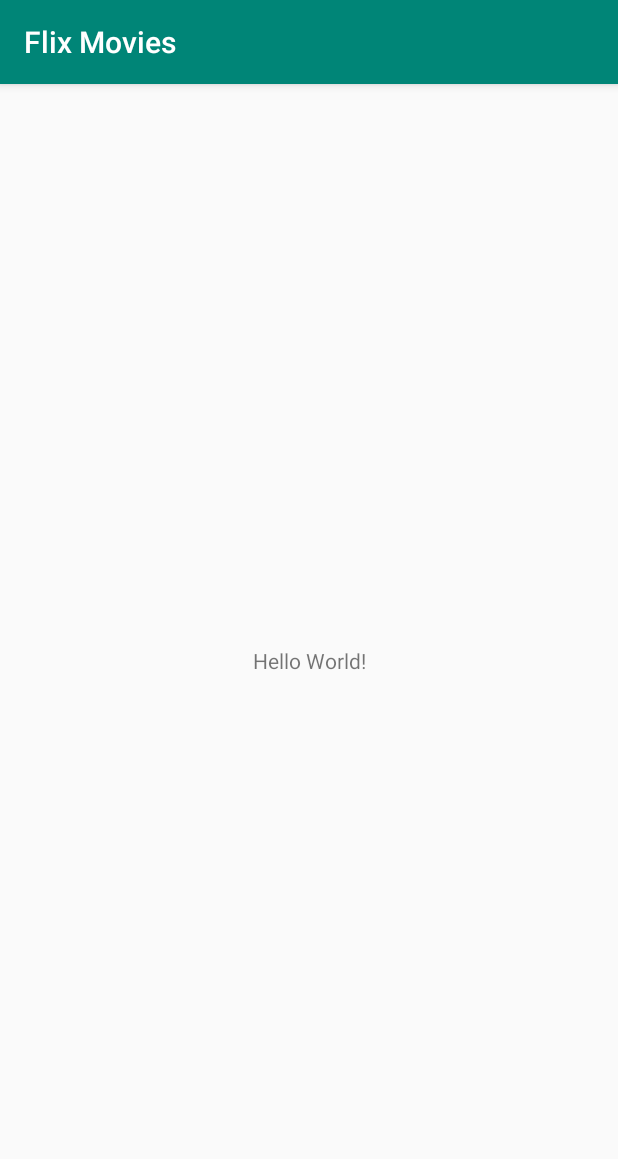
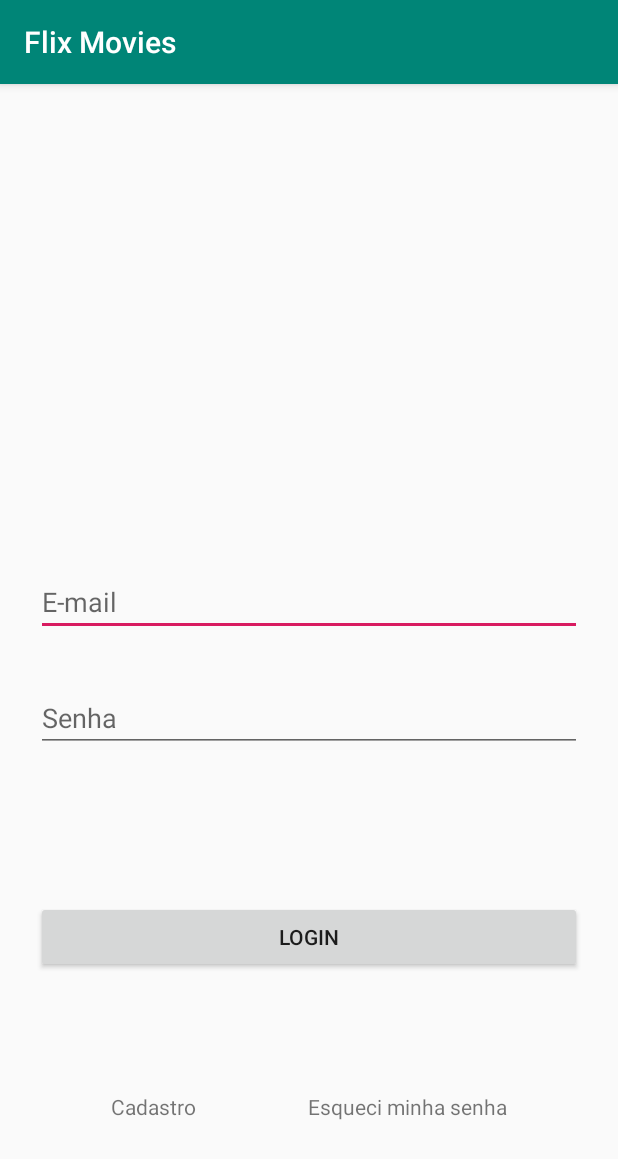
Before and after one commit to vandoPinto/android-movies, an Android app: the screen it shows after launch (LoginActivity), on a phone screen of 412 x 824 dp. Shown: the top 1159 px of the screen. Run offline under Robolectric (Android 15) with nearby library versions, the phone set to English and light mode, and no system bars; our stand-ins replace data binding.

Commit message:
first commit desenv

```diff
--- a/app/src/main/AndroidManifest.xml
+++ b/app/src/main/AndroidManifest.xml
@@ -13,6 +13,7 @@
         <activity android:name=".view.activity.LoginActivity">
             <intent-filter>
                 <action android:name="android.intent.action.MAIN" />
+                <action android:name="android.intent.action.VIEW" />
 
                 <category android:name="android.intent.category.LAUNCHER" />
             </intent-filter>
--- /dev/null
+++ b/app/src/main/java/br/com/moviestart/flixmovies/view/fragment/LoginFragment.kt
@@ -0,0 +1,48 @@
+package br.com.moviestart.flixmovies.view.fragment
+
+import androidx.lifecycle.ViewModelProviders
+import android.os.Bundle
+import androidx.fragment.app.Fragment
+import android.view.LayoutInflater
+import android.view.View
+import android.view.ViewGroup
+import androidx.navigation.fragment.findNavController
+import br.com.moviestart.flixmovies.R
+import br.com.moviestart.flixmovies.databinding.FragmentLoginBinding
+import br.com.moviestart.flixmovies.viewmodel.LoginViewModel
+
+class LoginFragment : Fragment() {
+
+//    companion object {
+//        fun newInstance() = LoginFragment()
+//    }
+
+//    private lateinit var viewModel: LoginViewModel
+
+    private lateinit var binding: FragmentLoginBinding
+
+    private val viewModel: LoginViewModel by lazy {
+        ViewModelProviders.of(this@LoginFragment).get(LoginViewModel::class.java)
+    }
+
+    override fun onCreateView(
+        inflater: LayoutInflater, container: ViewGroup?,
+        savedInstanceState: Bundle?
+    ): View? {
+        binding = FragmentLoginBinding.inflate(inflater, container,false)
+        binding.fragment = this
+        binding.viewmodel = viewModel
+        binding.lifecycleOwner = this
+
+        return binding.root
+    }
+
+    fun forgot() {
+        findNavController().navigate(R.id.action_loginFragment_to_redefinirSenhaFragment)
+    }
+
+    fun register() {
+        findNavController().navigate(R.id.action_loginFragment_to_cadastroFragment)
+    }
+
+}
--- /dev/null
+++ b/app/src/main/java/br/com/moviestart/flixmovies/viewmodel/LoginViewModel.kt
@@ -0,0 +1,24 @@
+package br.com.moviestart.flixmovies.viewmodel
+
+import android.app.Application
+import androidx.lifecycle.AndroidViewModel
+import androidx.lifecycle.MutableLiveData
+import androidx.lifecycle.ViewModel
+import br.com.moviestart.flixmovies.domain.User
+
+class LoginViewModel(val app: Application) : AndroidViewModel(app) {
+    private val interactor = LoginInteractor(app.applicationContext)
+
+    val password = MutableLiveData<String>()
+    val email = MutableLiveData<String>()
+    val result = MutableLiveData<AppResult<User>>()
+
+    fun login() {
+        //TODO: VALIDATE (NULL) EMAIL AND PASSWORD
+
+        interactor.login(email.value!!, password.value!!) {
+            result.value = it
+        }
+
+    }
+}
--- a/app/src/main/res/layout/activity_login.xml
+++ b/app/src/main/res/layout/activity_login.xml
@@ -6,13 +6,16 @@
     android:layout_height="match_parent"
     tools:context=".view.activity.LoginActivity">
 
-    <TextView
-        android:layout_width="wrap_content"
-        android:layout_height="wrap_content"
-        android:text="Hello World!"
+    <fragment
+        android:id="@+id/loginNavigationFragment"
+        android:name="androidx.navigation.fragment.NavHostFragment"
+        android:layout_width="0dp"
+        android:layout_height="0dp"
+        app:defaultNavHost="true"
         app:layout_constraintBottom_toBottomOf="parent"
-        app:layout_constraintLeft_toLeftOf="parent"
-        app:layout_constraintRight_toRightOf="parent"
-        app:layout_constraintTop_toTopOf="parent" />
+        app:layout_constraintEnd_toEndOf="parent"
+        app:layout_constraintStart_toStartOf="parent"
+        app:layout_constraintTop_toTopOf="parent"
+        app:navGraph="@navigation/login" />
 
 </androidx.constraintlayout.widget.ConstraintLayout>
--- /dev/null
+++ b/app/src/main/res/layout/fragment_login.xml
@@ -0,0 +1,122 @@
+<?xml version="1.0" encoding="utf-8"?>
+<layout xmlns:android="http://schemas.android.com/apk/res/android"
+    xmlns:app="http://schemas.android.com/apk/res-auto"
+    xmlns:tools="http://schemas.android.com/tools">
+
+    <data>
+
+        <variable
+            name="fragment"
+            type="br.com.moviestart.flixmovies.view.fragment.LoginFragment" />
+
+        <variable
+            name="viewmodel"
+            type="br.com.moviestart.flixmovies.viewmodel.LoginViewModel" />
+
+    </data>
+
+<androidx.constraintlayout.widget.ConstraintLayout
+    android:id="@+id/frameLayout"
+    android:layout_width="match_parent"
+    android:layout_height="match_parent"
+    tools:context=".view.fragment.LoginFragment">
+
+
+    <Button
+        android:id="@+id/button"
+        android:layout_width="0dp"
+        android:layout_height="wrap_content"
+        android:layout_marginStart="24dp"
+        android:layout_marginEnd="24dp"
+        android:text="LOGIN"
+        app:layout_constraintBottom_toTopOf="@+id/guideline3"
+        app:layout_constraintEnd_toEndOf="parent"
+        app:layout_constraintHorizontal_bias="0.0"
+        app:layout_constraintStart_toStartOf="parent"
+        app:layout_constraintTop_toBottomOf="@+id/editText2" />
+
+    <EditText
+        android:id="@+id/editText"
+        android:layout_width="0dp"
+        android:layout_height="wrap_content"
+        android:layout_marginStart="24dp"
+        android:layout_marginEnd="24dp"
+        android:layout_marginBottom="16dp"
+        android:ems="10"
+        android:hint="E-mail"
+        android:inputType="textEmailAddress"
+        app:layout_constraintBottom_toTopOf="@+id/guideline4"
+        app:layout_constraintEnd_toEndOf="parent"
+        app:layout_constraintStart_toStartOf="parent" />
+
+    <EditText
+        android:id="@+id/editText2"
+        android:layout_width="0dp"
+        android:layout_height="wrap_content"
+        android:layout_marginStart="24dp"
+        android:layout_marginTop="16dp"
+        android:layout_marginEnd="24dp"
+        android:ems="10"
+        android:hint="Senha"
+        android:inputType="textPassword"
+        app:layout_constraintEnd_toEndOf="parent"
+        app:layout_constraintHorizontal_bias="0.0"
+        app:layout_constraintStart_toStartOf="parent"
+        app:layout_constraintTop_toTopOf="@+id/guideline4" />
+
+    <TextView
+        android:id="@+id/textView2"
+        android:layout_width="wrap_content"
+        android:layout_height="wrap_content"
+        android:text="Cadastro"
+        app:layout_constraintBottom_toTopOf="@+id/guideline3"
+        app:layout_constraintEnd_toStartOf="@+id/tvForgot"
+        app:layout_constraintHorizontal_bias="0.5"
+        app:layout_constraintStart_toStartOf="parent"
+        android:onClick="@{()->fragment.register()}"/>
+
+    <TextView
+        android:id="@+id/tvForgot"
+        android:layout_width="wrap_content"
+        android:layout_height="wrap_content"
+        android:text="Esqueci minha senha"
+        app:layout_constraintBottom_toTopOf="@+id/guideline3"
+        app:layout_constraintEnd_toEndOf="parent"
+        app:layout_constraintHorizontal_bias="0.5"
+        app:layout_constraintStart_toEndOf="@+id/textView2"
+        android:onClick="@{()->fragment.forgot()}"/>
+
+    <ImageView
+        android:id="@+id/imageView"
+        android:layout_width="wrap_content"
+        android:layout_height="wrap_content"
+        app:layout_constraintEnd_toEndOf="parent"
+        app:layout_constraintHorizontal_bias="0.498"
+        app:layout_constraintStart_toStartOf="parent"
+        app:layout_constraintTop_toTopOf="@+id/guideline"
+        tools:src="@tools:sample/avatars" />
+
+    <androidx.constraintlayout.widget.Guideline
+        android:id="@+id/guideline"
+        android:layout_width="wrap_content"
+        android:layout_height="wrap_content"
+        android:orientation="horizontal"
+        app:layout_constraintGuide_percent="0.1" />
+
+    <androidx.constraintlayout.widget.Guideline
+        android:id="@+id/guideline3"
+        android:layout_width="wrap_content"
+        android:layout_height="wrap_content"
+        android:orientation="horizontal"
+        app:layout_constraintGuide_percent="0.9" />
+
+    <androidx.constraintlayout.widget.Guideline
+        android:id="@+id/guideline4"
+        android:layout_width="wrap_content"
+        android:layout_height="wrap_content"
+        android:orientation="horizontal"
+        app:layout_constraintGuide_percent="0.5" />
+
+</androidx.constraintlayout.widget.ConstraintLayout>
+
+</layout>
--- /dev/null
+++ b/app/src/main/res/navigation/login.xml
@@ -0,0 +1,30 @@
+<?xml version="1.0" encoding="utf-8"?>
+<navigation xmlns:android="http://schemas.android.com/apk/res/android"
+    xmlns:app="http://schemas.android.com/apk/res-auto"
+    xmlns:tools="http://schemas.android.com/tools"
+    android:id="@+id/login"
+    app:startDestination="@id/loginFragment">
+
+    <fragment
+        android:id="@+id/loginFragment"
+        android:name="br.com.moviestart.flixmovies.view.fragment.LoginFragment"
+        android:label="fragment_login"
+        tools:layout="@layout/fragment_login" >
+        <action
+            android:id="@+id/action_loginFragment_to_cadastroFragment"
+            app:destination="@id/cadastroFragment" />
+        <action
+            android:id="@+id/action_loginFragment_to_redefinirSenhaFragment"
+            app:destination="@id/redefinirSenhaFragment" />
+    </fragment>
+    <fragment
+        android:id="@+id/cadastroFragment"
+        android:name="br.com.moviestart.flixmovies.view.fragment.CadastroFragment"
+        android:label="fragment_cadastro"
+        tools:layout="@layout/fragment_cadastro" />
+    <fragment
+        android:id="@+id/redefinirSenhaFragment"
+        android:name="br.com.moviestart.flixmovies.view.fragment.RedefinirSenhaFragment"
+        android:label="fragment_redefinir_senha"
+        tools:layout="@layout/fragment_redefinir_senha" />
+</navigation>
--- a/app/src/main/res/values/strings.xml
+++ b/app/src/main/res/values/strings.xml
@@ -1,3 +1,5 @@
 <resources>
     <string name="app_name">Flix Movies</string>
+    <string name="login_signup_title">Cadastro</string>
+    <string name="redefinir_senha_title">Redefinir senha</string>
 </resources>
--- a/build.gradle
+++ b/build.gradle
@@ -8,8 +8,9 @@ buildscript {
 
     }
     dependencies {
-        classpath 'com.android.tools.build:gradle:3.5.1'
+        classpath 'com.android.tools.build:gradle:3.5.2'
         classpath "org.jetbrains.kotlin:kotlin-gradle-plugin:$kotlin_version"
+        classpath 'com.google.gms:google-services:4.3.2'
         // NOTE: Do not place your application dependencies here; they belong
         // in the individual module build.gradle files
     }
@@ -19,7 +20,7 @@ allprojects {
     repositories {
         google()
         jcenter()
-
+        maven {url 'https://jitpack.io'}
     }
 }
 
```
Also changed, not shown: app/build.gradle (+61 -5 lines), app/src/main/java/br/com/moviestart/flixmovies/domain/User.kt (+8 -1 lines), app/src/main/java/br/com/moviestart/flixmovies/view/fragment/CadastroFragment.kt (added, +34 -0 lines), app/src/main/java/br/com/moviestart/flixmovies/view/fragment/RedefinirSenhaFragment.kt (added, +34 -0 lines), app/src/main/java/br/com/moviestart/flixmovies/viewmodel/CadastroViewModel.kt (added, +7 -0 lines), app/src/main/java/br/com/moviestart/flixmovies/viewmodel/RedefinirSenhaViewModel.kt (added, +7 -0 lines), app/src/main/res/layout/fragment_cadastro.xml (added, +132 -0 lines), app/src/main/res/layout/fragment_redefinir_senha.xml (added, +45 -0 lines), 1 other file.
